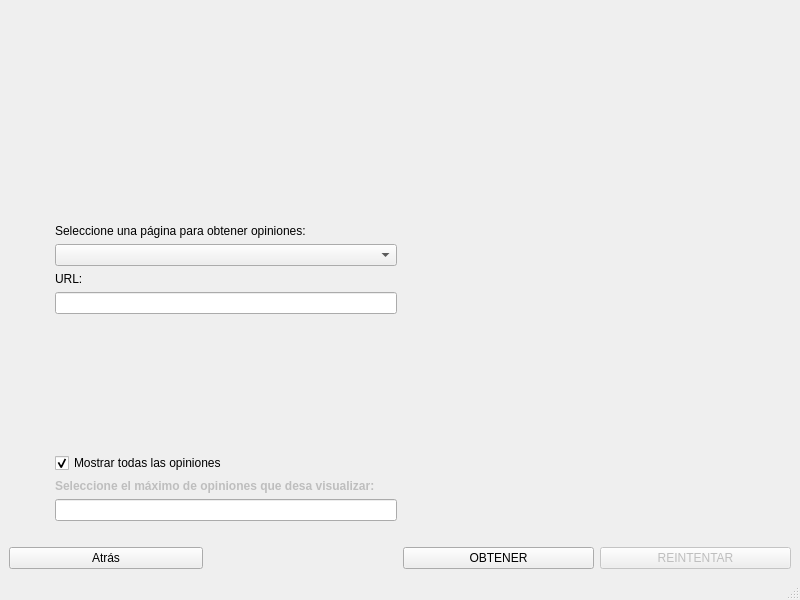
Above: Vista/webScraper.ui from diegoabdul/Analitica-de-Opiniones before the change. Below: the same form after it.
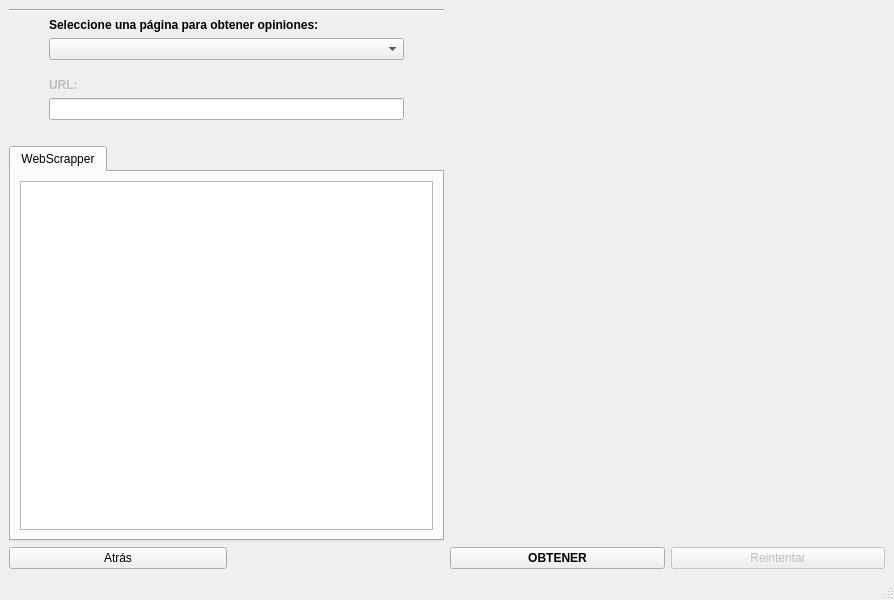
That is the form after the change.

What changed in the file:
```diff
--- a/Vista/webScraper.ui
+++ b/Vista/webScraper.ui
@@ -2,50 +2,66 @@
 <ui version="4.0">
  <class>MainWindow</class>
  <widget class="QMainWindow" name="MainWindow">
+  <property name="enabled">
+   <bool>true</bool>
+  </property>
   <property name="geometry">
    <rect>
     <x>0</x>
     <y>0</y>
-    <width>800</width>
+    <width>894</width>
     <height>600</height>
    </rect>
   </property>
+  <property name="sizePolicy">
+   <sizepolicy hsizetype="Fixed" vsizetype="Expanding">
+    <horstretch>0</horstretch>
+    <verstretch>0</verstretch>
+   </sizepolicy>
+  </property>
+  <property name="minimumSize">
+   <size>
+    <width>720</width>
+    <height>500</height>
+   </size>
+  </property>
   <property name="windowTitle">
-   <string>WebScraper</string>
+   <string>Fase de clasificación</string>
   </property>
-  <widget class="QWidget" name="centralwidget">
-   <layout class="QGridLayout" name="gridLayout">
-    <item row="0" column="1">
-     <widget class="QWidget" name="panelEstadistica" native="true">
-      <property name="sizePolicy">
-       <sizepolicy hsizetype="Expanding" vsizetype="Expanding">
-        <horstretch>0</horstretch>
-        <verstretch>0</verstretch>
-       </sizepolicy>
-      </property>
-      <property name="autoFillBackground">
-       <bool>false</bool>
-      </property>
-     </widget>
-    </item>
+  <property name="unifiedTitleAndToolBarOnMac">
+   <bool>false</bool>
+  </property>
+  <widget class="QWidget" name="widget">
+   <layout class="QGridLayout" name="gridLayout_2">
     <item row="3" column="0">
+     <layout class="QGridLayout" name="gridLayout_13">
+      <item row="0" column="0">
+       <widget class="QTabWidget" name="textosValorar_tab">
+        <property name="sizePolicy">
+         <sizepolicy hsizetype="Expanding" vsizetype="Expanding">
+          <horstretch>0</horstretch>
+          <verstretch>0</verstretch>
+         </sizepolicy>
+        </property>
+        <property name="currentIndex">
+         <number>0</number>
+        </property>
+        <widget class="QWidget" name="widget">
+         <attribute name="title">
+          <string>WebScrapper</string>
+         </attribute>
+         <layout class="QGridLayout" name="gridLayout">
+          <item row="1" column="0">
+           <widget class="QListWidget" name="listWidget_WebScraper"/>
+          </item>
+         </layout>
+        </widget>
+       </widget>
+      </item>
+     </layout>
+    </item>
+    <item row="4" column="0" rowspan="3">
      <layout class="QGridLayout" name="gridLayout_4">
-      <item row="0" column="1">
-       <spacer name="horizontalSpacer_3">
-        <property name="autoFillBackground">
-         <bool>false</bool>
-        </property>
-        <property name="orientation">
-         <enum>Qt::Horizontal</enum>
-        </property>
-        <property name="sizeHint" stdset="0">
-         <size>
-          <width>40</width>
-          <height>20</height>
-         </size>
-        </property>
-       </spacer>
-      </item>
       <item row="0" column="0">
        <widget class="QPushButton" name="btn_atras">
         <property name="sizePolicy">
@@ -54,36 +70,33 @@
           <verstretch>0</verstretch>
          </sizepolicy>
         </property>
-        <property name="autoFillBackground">
-         <bool>false</bool>
-        </property>
         <property name="text">
          <string>Atrás</string>
         </property>
        </widget>
       </item>
+      <item row="0" column="1">
+       <spacer name="horizontalSpacer_3">
+        <property name="orientation">
+         <enum>Qt::Horizontal</enum>
+        </property>
+        <property name="sizeHint" stdset="0">
+         <size>
+          <width>40</width>
+          <height>20</height>
+         </size>
+        </property>
+       </spacer>
+      </item>
      </layout>
     </item>
-    <item row="3" column="1">
+    <item row="0" column="0">
+     <layout class="QGridLayout" name="gridLayout_6"/>
+    </item>
+    <item row="4" column="1" rowspan="3">
      <layout class="QGridLayout" name="gridLayout_3">
-      <item row="0" column="1">
-       <widget class="QPushButton" name="btn_reintentar">
-        <property name="enabled">
-         <bool>false</bool>
-        </property>
-        <property name="sizePolicy">
-         <sizepolicy hsizetype="Expanding" vsizetype="Fixed">
-          <horstretch>0</horstretch>
-          <verstretch>0</verstretch>
-         </sizepolicy>
-        </property>
-        <property name="text">
-         <string>REINTENTAR</string>
-        </property>
-       </widget>
-      </item>
       <item row="0" column="0">
-       <widget class="QPushButton" name="btn_obtener">
+       <widget class="QPushButton" name="btn_clasificar">
         <property name="enabled">
          <bool>true</bool>
         </property>
@@ -95,24 +108,37 @@
         </property>
         <property name="font">
          <font>
-          <weight>50</weight>
-          <bold>false</bold>
+          <weight>75</weight>
+          <bold>true</bold>
          </font>
         </property>
-        <property name="autoFillBackground">
-         <bool>false</bool>
-        </property>
         <property name="text">
          <string>OBTENER</string>
         </property>
        </widget>
       </item>
+      <item row="0" column="1">
+       <widget class="QPushButton" name="btn_guardar">
+        <property name="enabled">
+         <bool>false</bool>
+        </property>
+        <property name="sizePolicy">
+         <sizepolicy hsizetype="Expanding" vsizetype="Fixed">
+          <horstretch>0</horstretch>
+          <verstretch>0</verstretch>
+         </sizepolicy>
+        </property>
+        <property name="text">
+         <string>Reintentar</string>
+        </property>
+       </widget>
+      </item>
      </layout>
     </item>
-    <item row="0" column="0">
-     <layout class="QFormLayout" name="formLayout">
-      <item row="0" column="0">
-       <spacer name="verticalSpacer_4">
+    <item row="2" column="0">
+     <layout class="QGridLayout" name="gridLayout_5">
+      <item row="1" column="0" rowspan="3">
+       <spacer name="verticalSpacer_2">
         <property name="orientation">
          <enum>Qt::Horizontal</enum>
         </property>
@@ -127,162 +153,81 @@
         </property>
        </spacer>
       </item>
-      <item row="2" column="1">
+      <item row="0" column="1">
        <widget class="QLabel" name="label_2">
+        <property name="font">
+         <font>
+          <weight>75</weight>
+          <bold>true</bold>
+         </font>
+        </property>
         <property name="text">
          <string>Seleccione una página para obtener opiniones:</string>
         </property>
        </widget>
       </item>
-      <item row="3" column="1">
-       <widget class="QComboBox" name="comboBox_paginas">
-        <property name="enabled">
-         <bool>true</bool>
-        </property>
-       </widget>
-      </item>
-      <item row="4" column="1">
-       <layout class="QVBoxLayout" name="verticalLayout_2">
-        <item>
-         <layout class="QVBoxLayout" name="verticalLayout_4">
-          <item>
-           <widget class="QLabel" name="label">
-            <property name="text">
-             <string>URL:</string>
-            </property>
-           </widget>
-          </item>
-          <item>
-           <widget class="QLineEdit" name="lineEdit_2">
-            <property name="text">
-             <string/>
-            </property>
-           </widget>
-          </item>
-         </layout>
-        </item>
-       </layout>
-      </item>
       <item row="5" column="1">
-       <spacer name="horizontalSpacer_5">
-        <property name="orientation">
-         <enum>Qt::Horizontal</enum>
+       <widget class="QLabel" name="idioma_text">
+        <property name="enabled">
+         <bool>false</bool>
         </property>
-        <property name="sizeHint" stdset="0">
-         <size>
-          <width>40</width>
-          <height>20</height>
-         </size>
+        <property name="font">
+         <font>
+          <weight>75</weight>
+          <bold>true</bold>
+         </font>
         </property>
-       </spacer>
+        <property name="text">
+         <string>URL: </string>
+        </property>
+       </widget>
       </item>
       <item row="7" column="1">
-       <layout class="QGridLayout" name="gridLayout_5">
-        <item row="2" column="0">
-         <layout class="QVBoxLayout" name="verticalLayout">
-          <item>
-           <widget class="QLineEdit" name="lineEdit">
-            <property name="text">
-             <string/>
-            </property>
-           </widget>
-          </item>
-         </layout>
-        </item>
-        <item row="1" column="0">
-         <widget class="QLabel" name="maximo_text">
-          <property name="enabled">
-           <bool>false</bool>
-          </property>
-          <property name="font">
-           <font>
-            <weight>75</weight>
-            <bold>true</bold>
-           </font>
-          </property>
-          <property name="text">
-           <string>Seleccione el máximo de opiniones que desa visualizar:</string>
-          </property>
-         </widget>
-        </item>
-        <item row="0" column="0">
-         <widget class="QCheckBox" name="checkBox_opiniones">
-          <property name="text">
-           <string>Mostrar todas las opiniones</string>
-          </property>
-          <property name="checked">
-           <bool>true</bool>
-          </property>
-         </widget>
-        </item>
-        <item row="3" column="0">
-         <spacer name="horizontalSpacer_4">
-          <property name="orientation">
-           <enum>Qt::Horizontal</enum>
-          </property>
-          <property name="sizeHint" stdset="0">
-           <size>
-            <width>40</width>
-            <height>20</height>
-           </size>
-          </property>
-         </spacer>
-        </item>
-       </layout>
-      </item>
-      <item row="0" column="1">
-       <spacer name="verticalSpacer">
+       <spacer name="horizontalSpacer_4">
         <property name="orientation">
-         <enum>Qt::Vertical</enum>
+         <enum>Qt::Horizontal</enum>
         </property>
         <property name="sizeHint" stdset="0">
          <size>
-          <width>20</width>
-          <height>40</height>
-         </size>
-        </property>
-       </spacer>
-      </item>
-      <item row="1" column="1">
-       <spacer name="verticalSpacer_2">
-        <property name="orientation">
-         <enum>Qt::Vertical</enum>
-        </property>
-        <property name="sizeHint" stdset="0">
-         <size>
-          <width>20</width>
-          <height>40</height>
+          <width>40</width>
+          <height>20</height>
          </size>
         </property>
        </spacer>
       </item>
       <item row="6" column="1">
-       <spacer name="verticalSpacer_3">
+       <widget class="QLineEdit" name="URL"/>
+      </item>
+      <item row="1" column="1">
+       <widget class="QComboBox" name="comboBox_paginas"/>
+      </item>
+      <item row="1" column="2" rowspan="3">
+       <spacer name="verticalSpacer">
         <property name="orientation">
-         <enum>Qt::Vertical</enum>
+         <enum>Qt::Horizontal</enum>
+        </property>
+        <property name="sizeType">
+         <enum>QSizePolicy::Fixed</enum>
         </property>
         <property name="sizeHint" stdset="0">
          <size>
-          <width>20</width>
-          <height>40</height>
+          <width>40</width>
+          <height>20</height>
          </size>
         </property>
        </spacer>
       </item>
      </layout>
     </item>
+    <item row="1" column="0">
+     <widget class="Line" name="line">
+      <property name="orientation">
+       <enum>Qt::Horizontal</enum>
+      </property>
+     </widget>
+    </item>
    </layout>
   </widget>
-  <widget class="QMenuBar" name="menubar">
-   <property name="geometry">
-    <rect>
-     <x>0</x>
-     <y>0</y>
-     <width>800</width>
-     <height>21</height>
-    </rect>
-   </property>
-  </widget>
   <widget class="QStatusBar" name="statusbar"/>
  </widget>
  <resources/>
```
